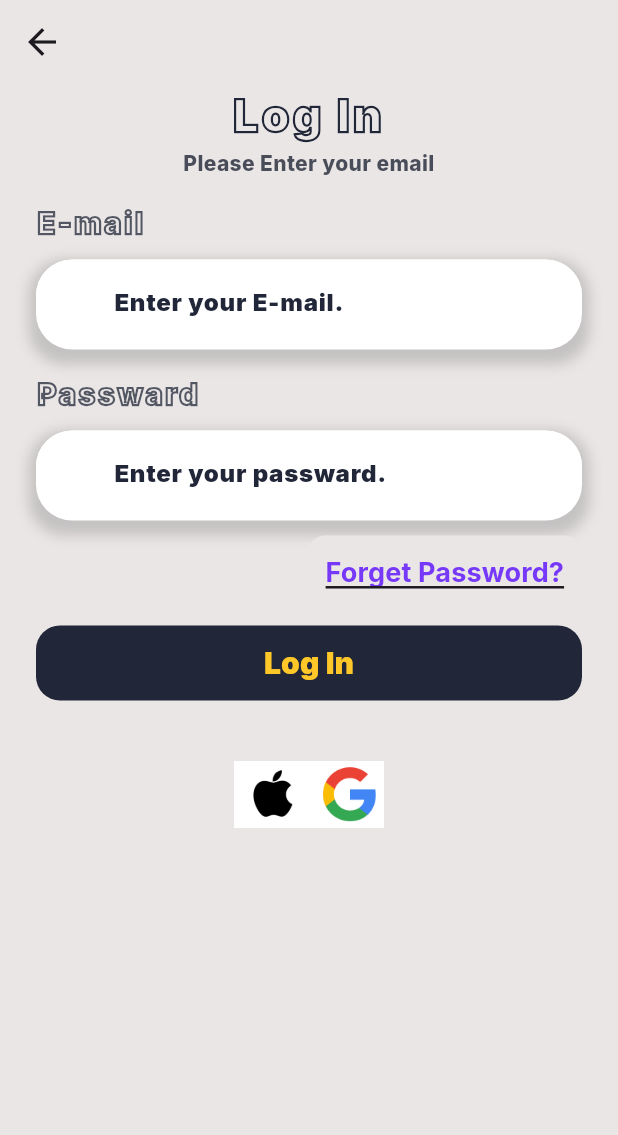
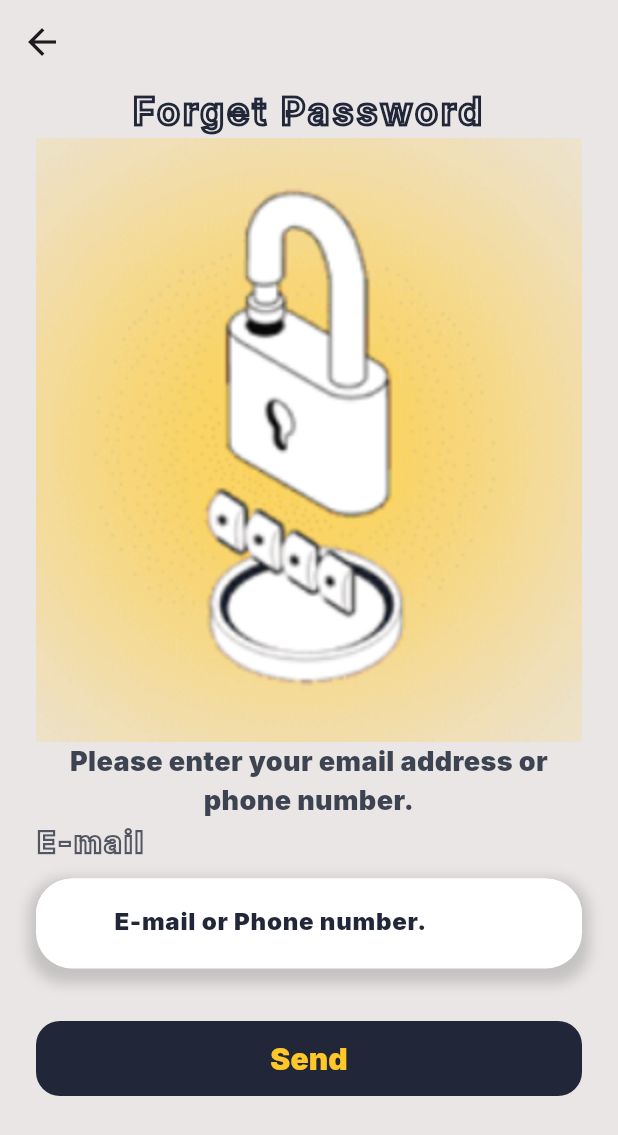
Before and after one commit to mohamedredaelsheikh/Atlia_art_app, a Flutter app: the LoginView screen opened by its route, after a tap on "Forget Password?", on a phone screen of 412 x 824 dp. Shown: the top 1135 px of the screen. Run offline on Flutter 3.47's test engine with Material 3 defaults, Android fonts, the phone set to English and light mode, and no system bars; our stand-ins replace flutter_svg, go_router, google_fonts.

Commit message:
Forget password View body done.

```diff
--- a/lib/core/utils/constants.dart
+++ b/lib/core/utils/constants.dart
@@ -13,3 +13,4 @@ const kMyImage = "assets/images/my_image.jpg";
 const kGoogleLogo = "assets/images/google_icon.png";
 const kAppleLogo = "assets/images/Apple-Iphone-Logo.png";
 const kHelloImage = "assets/images/Hello-cuate.svg";
+const kLockImage = 'assets/images/lock.png';
--- a/lib/features/Auth/presentation/widgets/forget_password_body.dart
+++ b/lib/features/Auth/presentation/widgets/forget_password_body.dart
@@ -1,3 +1,6 @@
+import 'package:atlia_art/core/utils/constants.dart';
+import 'package:atlia_art/core/widgets/custom_button.dart';
+import 'package:atlia_art/features/Auth/presentation/widgets/custom_text_form_field.dart';
 import 'package:flutter/material.dart';
 
 class ForgetPasswordViewBody extends StatelessWidget {
@@ -5,6 +8,78 @@ class ForgetPasswordViewBody extends StatelessWidget {
 
   @override
   Widget build(BuildContext context) {
-    return Container();
+    return Padding(
+      padding: const EdgeInsets.symmetric(horizontal: 24.0),
+      child: Column(
+        crossAxisAlignment: CrossAxisAlignment.stretch,
+        children: [
+          Text(
+            "Forget Password",
+            style: TextStyle(
+              fontSize: 25,
+              fontWeight: FontWeight.bold,
+              letterSpacing: 2,
+              foreground: Paint()
+                ..style = PaintingStyle.stroke
+                ..strokeWidth = 2
+                ..color = kPrimaryColor,
+            ),
+            textAlign: TextAlign.center,
+          ),
+          Image.asset(
+            kLockImage,
+            fit: BoxFit.cover,
+          ),
+          const Opacity(
+            opacity: .85,
+            child: Text(
+              "Please enter your email address or phone number.",
+              style: TextStyle(
+                  fontSize: 18,
+                  fontWeight: FontWeight.w900,
+                  color: kPrimaryColor),
+              textAlign: TextAlign.center,
+            ),
+          ),
+          Opacity(
+            opacity: .75,
+            child: Text(
+              "E-mail",
+              style: TextStyle(
+                  fontSize: 20,
+                  fontWeight: FontWeight.w800,
+                  foreground: Paint()
+                    ..style = PaintingStyle.stroke
+                    ..strokeWidth = 1.5
+                    ..color = kPrimaryColor,
+                  letterSpacing: 1.5),
+              textAlign: TextAlign.start,
+            ),
+          ),
+          const SizedBox(height: 10),
+          CustomTextFormFiled(
+            hintText: "E-mail or Phone number.",
+            controller: TextEditingController(),
+            type: TextInputType.text,
+            validate: (value) {
+              if (value!.isEmpty) {
+                return "please enter your E-mail or phone number.";
+              }
+              return null;
+            },
+          ),
+          const SizedBox(height: 35),
+          CustomButton(
+            onPressed: () {},
+            backgroundcolor: kPrimaryColor,
+            textcolor: kSacandaryColor,
+            borderRadius: BorderRadius.circular(16),
+            text: "Send",
+            fontsize: 20,
+            height: 50,
+          ),
+        ],
+      ),
+    );
   }
 }
--- a/lib/features/Auth/presentation/widgets/login_view_body.dart
+++ b/lib/features/Auth/presentation/widgets/login_view_body.dart
@@ -113,7 +113,7 @@ class LoginViewBody extends StatelessWidget {
             children: [
               CustomButton(
                 onPressed: () {
-                  GoRouter.of(context).pop(kForgetPasswordView);
+                  GoRouter.of(context).push(kForgetPasswordView);
                 },
                 backgroundcolor: kThairdColor,
                 text: "Forget Password?",
```
Also changed, not shown: assets/images/lock.png (added).
